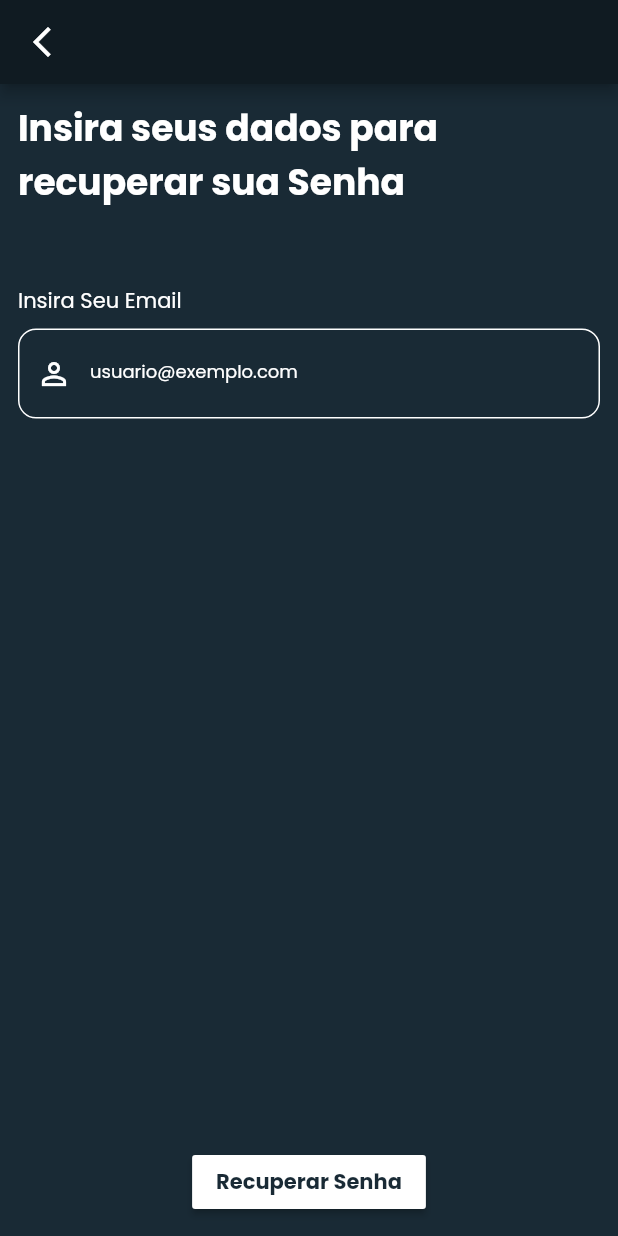
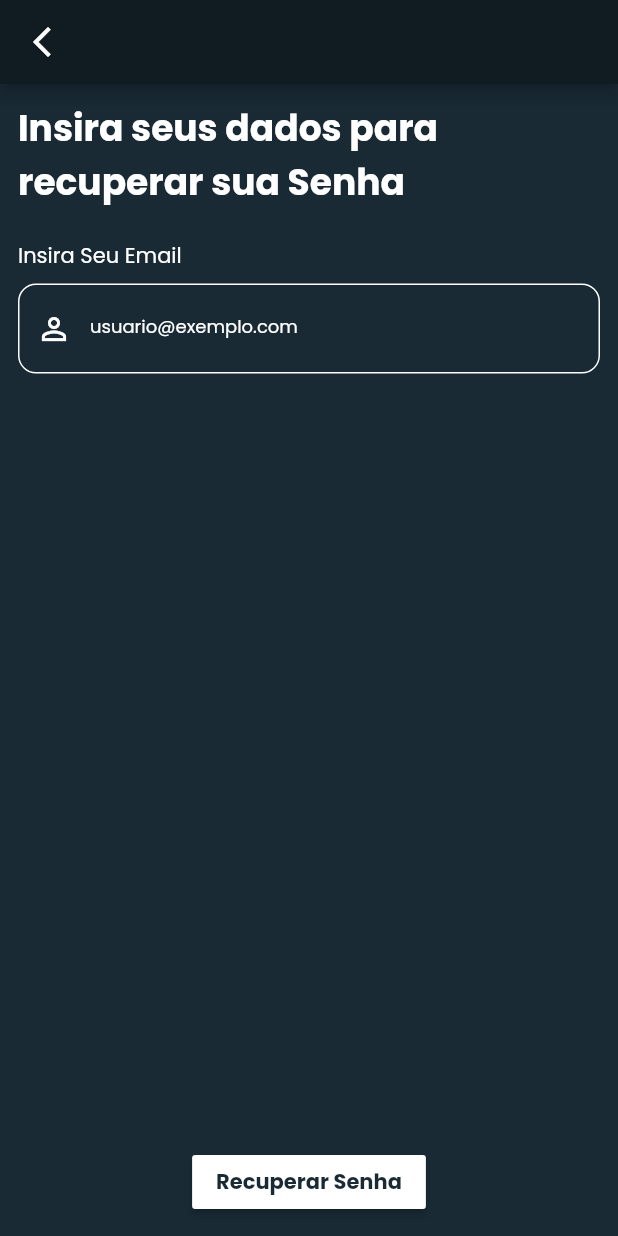
Before and after one commit to OzielFilho/PROJETO-TCC, a Flutter app: the RecoveryAccountPage screen opened by its route, on a phone screen of 412 x 824 dp. Run offline on Flutter 3.47's test engine with Material 2 defaults, Android fonts, the phone set to English and light mode, and no system bars; our stand-ins replace bloc, cloud_firestore, dartz, equatable, firebase_auth, firebase_core and 5 more; missing offline and left inert: encrypt; accounts and stored records are empty.

Commit message:
Fix Route recovery password

```diff
--- a/lib/app/modules/auth/presentation/pages/login_app_page.dart
+++ b/lib/app/modules/auth/presentation/pages/login_app_page.dart
@@ -148,7 +148,7 @@ class _LoginAppPageState extends State<LoginAppPage> {
                                 ),
                                 TextButton(
                                     onPressed: () => Modular.to
-                                        .pushNamed('/recovery_account'),
+                                        .pushNamed('recovery_account'),
                                     child: Text(
                                       'Clique aqui e recupere',
                                       style: ThemeApp.theme.textTheme.caption,
--- a/lib/app/modules/auth/presentation/pages/recovery_account_page.dart
+++ b/lib/app/modules/auth/presentation/pages/recovery_account_page.dart
@@ -47,7 +47,7 @@ class RecoveryAccountPage extends StatelessWidget {
                           Text('Insira seus dados para recuperar sua Senha',
                               style: ThemeApp.theme.textTheme.headline1),
                           const SizedBox(
-                            height: 50,
+                            height: 20,
                           ),
                           Text('Insira Seu Email',
                               style: ThemeApp.theme.textTheme.subtitle1),
--- a/lib/app/modules/welcome/presentation/controllers/bloc/update_user_create_bloc.dart
+++ b/lib/app/modules/welcome/presentation/controllers/bloc/update_user_create_bloc.dart
@@ -1,7 +1,6 @@
 import '../../../domain/usecases/update_user_create.dart';
 import '../event/welcome_event.dart';
 import 'package:bloc/bloc.dart';
-import 'package:flutter/material.dart';
 import 'package:flutter_modular/flutter_modular.dart';
 
 import '../../../../../core/error/failure.dart';
@@ -14,7 +13,6 @@ class UpdateUserCreateBloc extends Bloc<WelcomeEvent, AppState>
   UpdateUserCreateBloc(this._usecase) : super(InitialState()) {
     on<UpdateUserCreateEvent>(_onUpdateUserCreatesEvent);
   }
-  ScrollController scrollController = ScrollController();
   _onUpdateUserCreatesEvent(
       UpdateUserCreateEvent event, Emitter<AppState> emit) async {
     emit(ProcessingState());
--- a/lib/app/modules/welcome/presentation/pages/welcome_page.dart
+++ b/lib/app/modules/welcome/presentation/pages/welcome_page.dart
@@ -140,8 +140,6 @@ class _WelcomePageState extends State<WelcomePage> {
                                     Padding(
                                       padding: const EdgeInsets.all(4.0),
                                       child: ListView.builder(
-                                        controller: _updateUserCreateBloc
-                                            .scrollController,
                                         shrinkWrap: true,
                                         itemCount: _formsContacts.length,
                                         physics: NeverScrollableScrollPhysics(),
```
